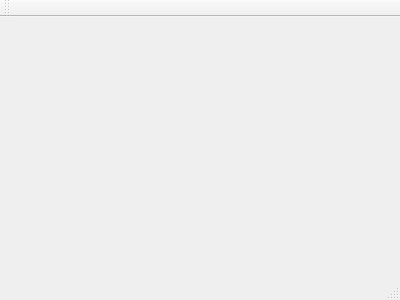
Qt form ToDos/mainwindow.ui (NekitD/sibsutis_09.03.01_IP_3_course_Visual_Programming_Course_Project) before a commit.
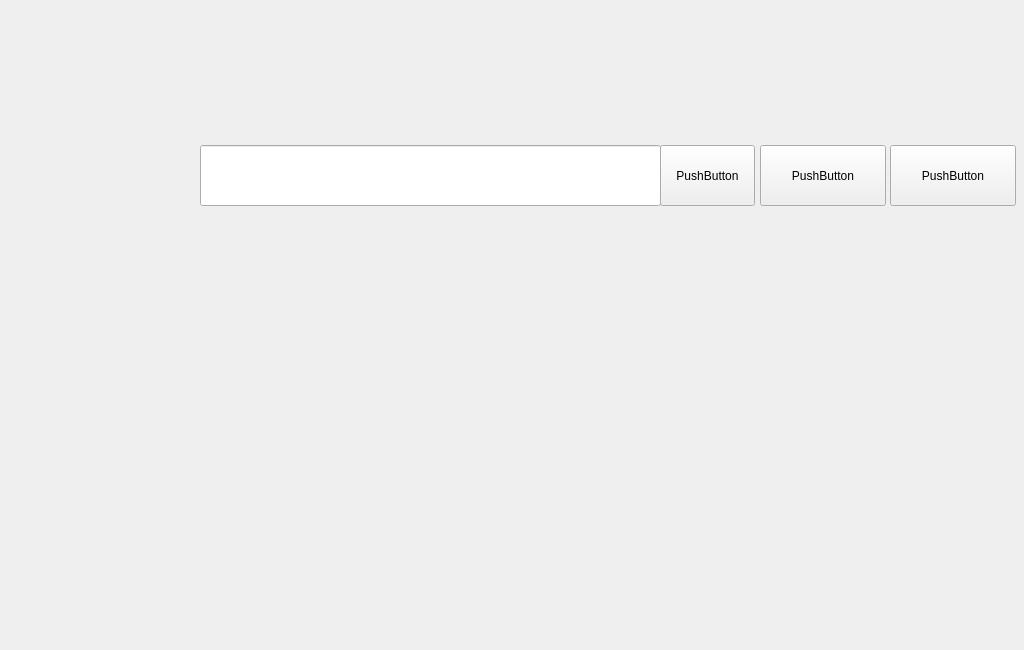
The same form after that commit.

Commit message: Main Head panel

```diff
--- a/ToDos/mainwindow.ui
+++ b/ToDos/mainwindow.ui
@@ -1,24 +1,134 @@
 <ui version="4.0">
  <class>MainWindow</class>
- <widget class="QMainWindow" name="MainWindow" >
-  <property name="geometry" >
+ <widget class="QMainWindow" name="MainWindow">
+  <property name="geometry">
    <rect>
     <x>0</x>
     <y>0</y>
-    <width>400</width>
-    <height>300</height>
+    <width>1024</width>
+    <height>650</height>
    </rect>
   </property>
-  <property name="windowTitle" >
+  <property name="minimumSize">
+   <size>
+    <width>755</width>
+    <height>479</height>
+   </size>
+  </property>
+  <property name="baseSize">
+   <size>
+    <width>1024</width>
+    <height>650</height>
+   </size>
+  </property>
+  <property name="windowTitle">
    <string>MainWindow</string>
   </property>
-  <widget class="QMenuBar" name="menuBar" />
-  <widget class="QToolBar" name="mainToolBar" />
-  <widget class="QWidget" name="centralWidget" />
-  <widget class="QStatusBar" name="statusBar" />
+  <widget class="QWidget" name="centralWidget">
+   <widget class="QWidget" name="HeadWidget" native="true">
+    <property name="geometry">
+     <rect>
+      <x>0</x>
+      <y>0</y>
+      <width>1024</width>
+      <height>142</height>
+     </rect>
+    </property>
+    <property name="minimumSize">
+     <size>
+      <width>1024</width>
+      <height>142</height>
+     </size>
+    </property>
+    <property name="baseSize">
+     <size>
+      <width>1024</width>
+      <height>142</height>
+     </size>
+    </property>
+   </widget>
+   <widget class="QWidget" name="TabsWidget" native="true">
+    <property name="geometry">
+     <rect>
+      <x>0</x>
+      <y>145</y>
+      <width>167</width>
+      <height>289</height>
+     </rect>
+    </property>
+   </widget>
+   <widget class="QWidget" name="TagsWidget" native="true">
+    <property name="geometry">
+     <rect>
+      <x>0</x>
+      <y>440</y>
+      <width>167</width>
+      <height>180</height>
+     </rect>
+    </property>
+   </widget>
+   <widget class="QPushButton" name="searchButton">
+    <property name="geometry">
+     <rect>
+      <x>660</x>
+      <y>145</y>
+      <width>95</width>
+      <height>61</height>
+     </rect>
+    </property>
+    <property name="text">
+     <string>PushButton</string>
+    </property>
+   </widget>
+   <widget class="QPushButton" name="filterButton">
+    <property name="geometry">
+     <rect>
+      <x>760</x>
+      <y>145</y>
+      <width>126</width>
+      <height>61</height>
+     </rect>
+    </property>
+    <property name="text">
+     <string>PushButton</string>
+    </property>
+   </widget>
+   <widget class="QPushButton" name="deleteButton">
+    <property name="geometry">
+     <rect>
+      <x>890</x>
+      <y>145</y>
+      <width>126</width>
+      <height>61</height>
+     </rect>
+    </property>
+    <property name="text">
+     <string>PushButton</string>
+    </property>
+   </widget>
+   <widget class="QWidget" name="foldersWidget" native="true">
+    <property name="geometry">
+     <rect>
+      <x>169</x>
+      <y>210</y>
+      <width>851</width>
+      <height>53</height>
+     </rect>
+    </property>
+   </widget>
+   <widget class="QLineEdit" name="searchString">
+    <property name="geometry">
+     <rect>
+      <x>200</x>
+      <y>145</y>
+      <width>461</width>
+      <height>61</height>
+     </rect>
+    </property>
+   </widget>
+  </widget>
  </widget>
- <layoutDefault spacing="6" margin="11" />
- <pixmapfunction></pixmapfunction>
+ <layoutdefault spacing="6" margin="11"/>
  <resources/>
  <connections/>
 </ui>
```
Left out of the diff: 1 changed line with no effect on the pictures. The commit also changes 24 other files.
